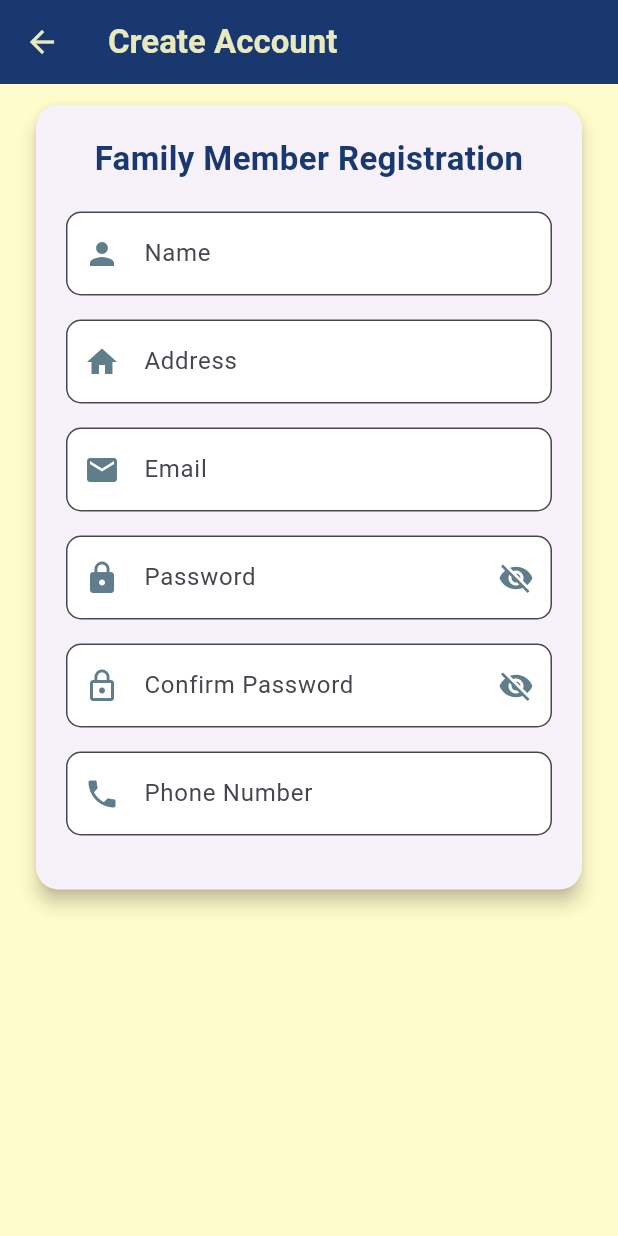
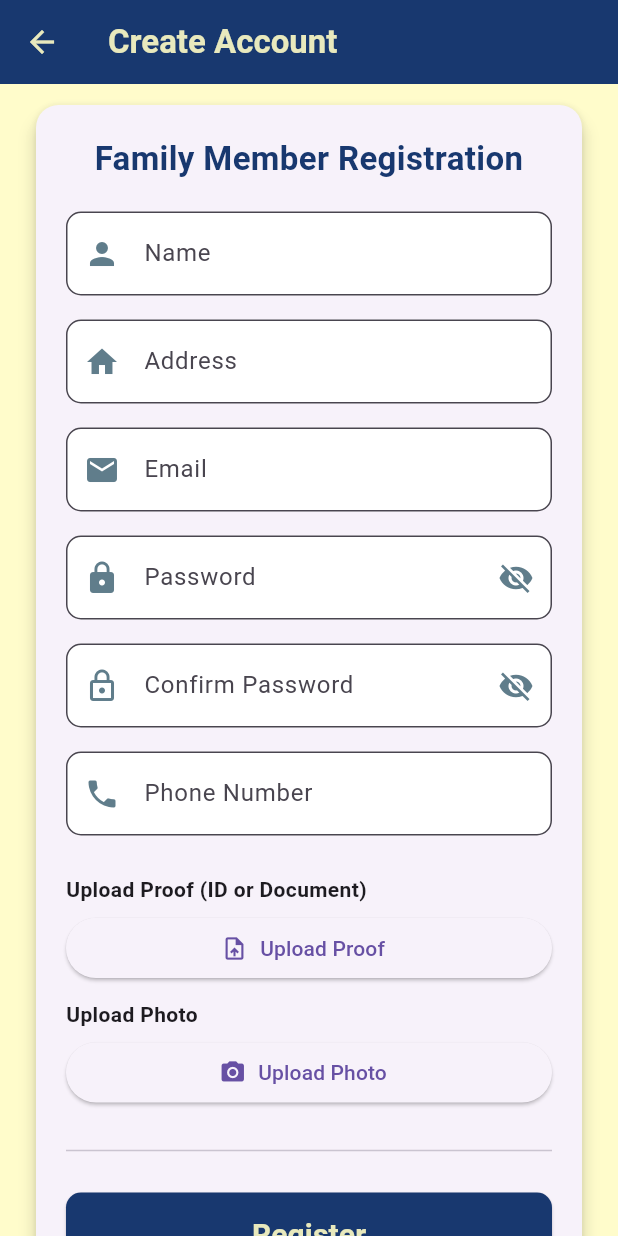
Before and after one commit to navendunandu/WellNest, a Flutter app: the Userregistration screen opened directly, on a phone screen of 412 x 824 dp. Run offline on Flutter 3.47's test engine with Material 3 defaults, Android fonts, the phone set to English and light mode, and no system bars; our stand-ins replace file_picker, flutter_secure_storage, google_fonts, image_picker, lottie, supabase_flutter; accounts and stored records are empty.

Commit message:
Add functionality for uploading proof and photo in UserRegistration screen

```diff
--- a/Project/family_member/lib/screens/userregistration.dart
+++ b/Project/family_member/lib/screens/userregistration.dart
@@ -218,6 +218,58 @@ class _UserregistrationState extends State<Userregistration> {
                     ),
                     _buildTextField(_phoneController, 'Phone Number',
                         Icons.phone, FormValidation.validateContact),
+                    const SizedBox(height: 10),
+                    const Text("Upload Proof (ID or Document)",
+                        style: TextStyle(fontWeight: FontWeight.bold)),
+                    const SizedBox(height: 5),
+                    _proof != null
+                        ? Image.file(_proof!, height: 100)
+                        : ElevatedButton.icon(
+                            icon: const Icon(Icons.upload_file),
+                            label: const Text("Upload Proof"),
+                            onPressed: () => _pickFile(),
+                          ),
+                    // Upload Photo
+                    const SizedBox(height: 10),
+                    const Text("Upload Photo",
+                        style: TextStyle(fontWeight: FontWeight.bold)),
+                    const SizedBox(height: 5),
+                    _photo != null
+                        ? Image.file(_photo!, height: 100)
+                        : ElevatedButton.icon(
+                            icon: const Icon(Icons.camera_alt),
+                            label: const Text("Upload Photo"),
+                            onPressed: () => _pickImage(true),
+                          ),
+                    const SizedBox(height: 20),
+
+                    const Divider(),
+                                  const SizedBox(height: 20),
+
+                                  ElevatedButton(
+                                    style: ElevatedButton.styleFrom(
+                                      backgroundColor:
+                                          Color.fromARGB(255, 24, 56, 111),
+                                      padding: const EdgeInsets.symmetric(
+                                          vertical: 14),
+                                      shape: RoundedRectangleBorder(
+                                          borderRadius:
+                                              BorderRadius.circular(10)),
+                                    ),
+                                    onPressed: () {
+                                      if (_formKey.currentState!.validate()) {
+                                        register();
+                                      }
+                                    },
+                                    child: const Text(
+                                      'Register',
+                                      style: TextStyle(
+                                          fontSize: 20,
+                                          fontWeight: FontWeight.bold,
+                                          color: Color.fromARGB(
+                                              230, 255, 252, 197)),
+                                    ),
+                                  ),
                   ],
                 ),
               ),
```
